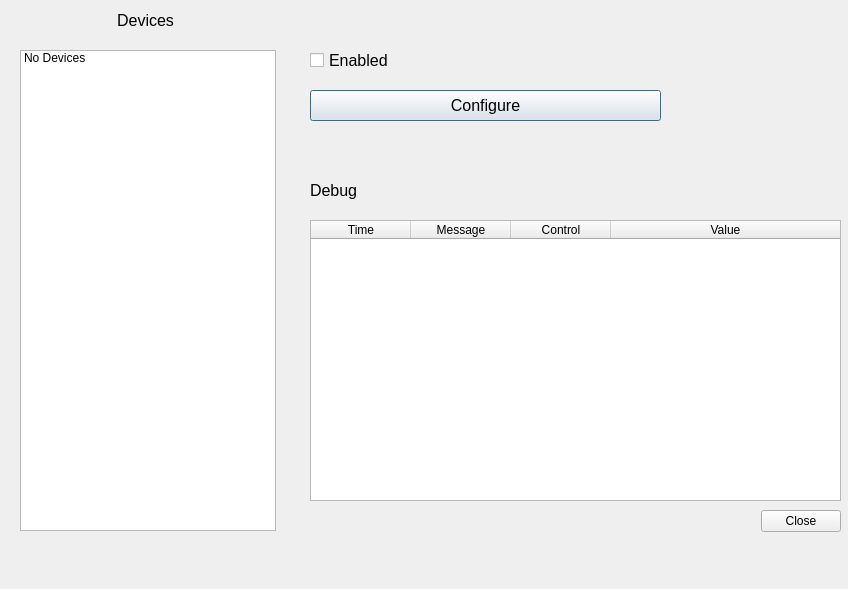
Before: the Qt Designer form forms/settings-dialog.ui in Alzy/obs-midi, drawn with Qt 5.
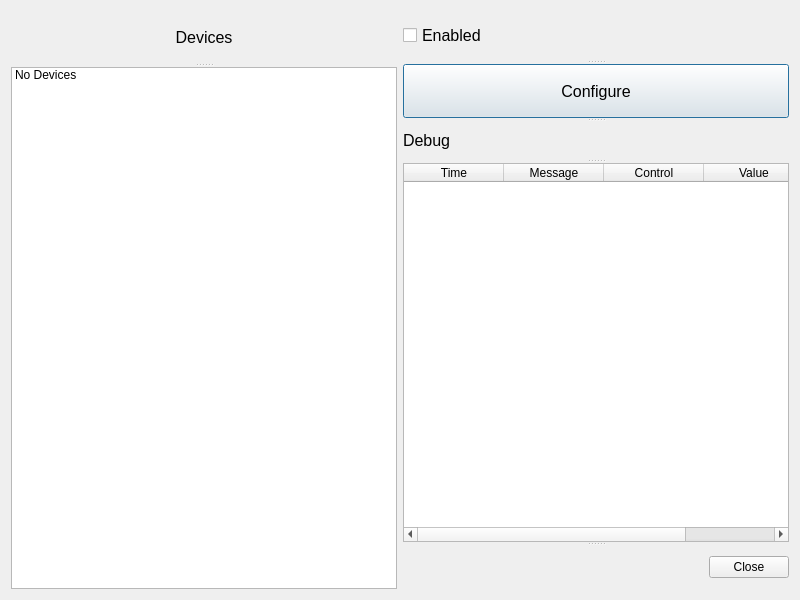
After: the same form once the commit is applied.

Commit message: Got some MV components working, Check out the new  config window

The edit to the form file:
```diff
--- a/forms/settings-dialog.ui
+++ b/forms/settings-dialog.ui
@@ -7,22 +7,38 @@
    <rect>
     <x>0</x>
     <y>0</y>
-    <width>848</width>
-    <height>589</height>
+    <width>800</width>
+    <height>600</height>
    </rect>
   </property>
+  <property name="sizePolicy">
+   <sizepolicy hsizetype="MinimumExpanding" vsizetype="MinimumExpanding">
+    <horstretch>0</horstretch>
+    <verstretch>0</verstretch>
+   </sizepolicy>
+  </property>
+  <property name="baseSize">
+   <size>
+    <width>800</width>
+    <height>600</height>
+   </size>
+  </property>
   <property name="windowTitle">
    <string>OBS MIDI Settings</string>
   </property>
-  <widget class="QLabel" name="lbl_debug">
-   <property name="geometry">
-    <rect>
-     <x>310</x>
-     <y>170</y>
-     <width>351</width>
-     <height>41</height>
-    </rect>
-   </property>
+  <property name="modal">
+   <bool>true</bool>
+  </property>
+  <layout class="QGridLayout" name="gridLayout">
+   <property name="sizeConstraint">
+    <enum>QLayout::SetDefaultConstraint</enum>
+   </property>
+   <item row="0" column="0">
+    <widget class="QSplitter" name="splitter">
+     <property name="orientation">
+      <enum>Qt::Vertical</enum>
+     </property>
+     <widget class="QLabel" name="lbl_midi_dev">
    <property name="font">
     <font>
      <family>Tahoma</family>
@@ -30,36 +46,72 @@
     </font>
    </property>
    <property name="text">
-    <string>Debug</string>
+       <string>Devices</string>
    </property>
    <property name="alignment">
-    <set>Qt::AlignLeading|Qt::AlignLeft|Qt::AlignVCenter</set>
+       <set>Qt::AlignCenter</set>
    </property>
   </widget>
   <widget class="QListWidget" name="list_midi_dev">
-   <property name="geometry">
-    <rect>
-     <x>20</x>
-     <y>50</y>
-     <width>256</width>
-     <height>481</height>
-    </rect>
-   </property>
    <item>
     <property name="text">
      <string>No Devices</string>
     </property>
    </item>
   </widget>
+    </widget>
+   </item>
+   <item row="0" column="1">
+    <widget class="QSplitter" name="splitter_2">
+     <property name="orientation">
+      <enum>Qt::Vertical</enum>
+     </property>
+     <widget class="QCheckBox" name="check_enabled">
+      <property name="font">
+       <font>
+        <family>Tahoma</family>
+        <pointsize>12</pointsize>
+       </font>
+      </property>
+      <property name="text">
+       <string>Enabled</string>
+      </property>
+     </widget>
+     <widget class="QPushButton" name="btn_configure">
+      <property name="enabled">
+       <bool>true</bool>
+      </property>
+      <property name="font">
+       <font>
+        <family>Tahoma</family>
+        <pointsize>12</pointsize>
+       </font>
+      </property>
+      <property name="autoFillBackground">
+       <bool>false</bool>
+      </property>
+      <property name="text">
+       <string>Configure</string>
+      </property>
+      <property name="flat">
+       <bool>false</bool>
+      </property>
+     </widget>
+     <widget class="QLabel" name="lbl_debug">
+      <property name="font">
+       <font>
+        <family>Tahoma</family>
+        <pointsize>12</pointsize>
+       </font>
+      </property>
+      <property name="text">
+       <string>Debug</string>
+      </property>
+      <property name="alignment">
+       <set>Qt::AlignLeading|Qt::AlignLeft|Qt::AlignVCenter</set>
+      </property>
+     </widget>
   <widget class="QTableWidget" name="tbl_debug">
-   <property name="geometry">
-    <rect>
-     <x>310</x>
-     <y>220</y>
-     <width>531</width>
-     <height>281</height>
-    </rect>
-   </property>
    <attribute name="horizontalHeaderStretchLastSection">
     <bool>true</bool>
    </attribute>
@@ -93,84 +145,7 @@
     </property>
    </column>
   </widget>
-  <widget class="QCheckBox" name="check_enabled">
-   <property name="geometry">
-    <rect>
-     <x>310</x>
-     <y>50</y>
-     <width>121</width>
-     <height>20</height>
-    </rect>
-   </property>
-   <property name="font">
-    <font>
-     <family>Tahoma</family>
-     <pointsize>12</pointsize>
-    </font>
-   </property>
-   <property name="text">
-    <string>Enabled</string>
-   </property>
-  </widget>
-  <widget class="QPushButton" name="btn_configure">
-   <property name="enabled">
-    <bool>true</bool>
-   </property>
-   <property name="geometry">
-    <rect>
-     <x>310</x>
-     <y>90</y>
-     <width>351</width>
-     <height>31</height>
-    </rect>
-   </property>
-   <property name="font">
-    <font>
-     <family>Tahoma</family>
-     <pointsize>12</pointsize>
-    </font>
-   </property>
-   <property name="autoFillBackground">
-    <bool>false</bool>
-   </property>
-   <property name="text">
-    <string>Configure</string>
-   </property>
-   <property name="flat">
-    <bool>false</bool>
-   </property>
-  </widget>
-  <widget class="QLabel" name="lbl_midi_dev">
-   <property name="geometry">
-    <rect>
-     <x>20</x>
-     <y>0</y>
-     <width>251</width>
-     <height>41</height>
-    </rect>
-   </property>
-   <property name="font">
-    <font>
-     <family>Tahoma</family>
-     <pointsize>12</pointsize>
-    </font>
-   </property>
-   <property name="text">
-    <string>Devices</string>
-   </property>
-   <property name="alignment">
-    <set>Qt::AlignCenter</set>
-   </property>
-  </widget>
   <widget class="QDialogButtonBox" name="buttonBox">
-   <property name="geometry">
-    <rect>
-     <x>310</x>
-     <y>510</y>
-     <width>531</width>
-     <height>23</height>
-    </rect>
-   </property>
    <property name="orientation">
     <enum>Qt::Horizontal</enum>
    </property>
@@ -179,6 +154,9 @@
    </property>
   </widget>
  </widget>
+   </item>
+  </layout>
+ </widget>
  <resources/>
  <connections>
   <connection>
```
Left out of the diff: 17 changed lines with no effect on the pictures. Lines whose indentation alone changed are shown as unchanged. The commit also changes 20 other files.
